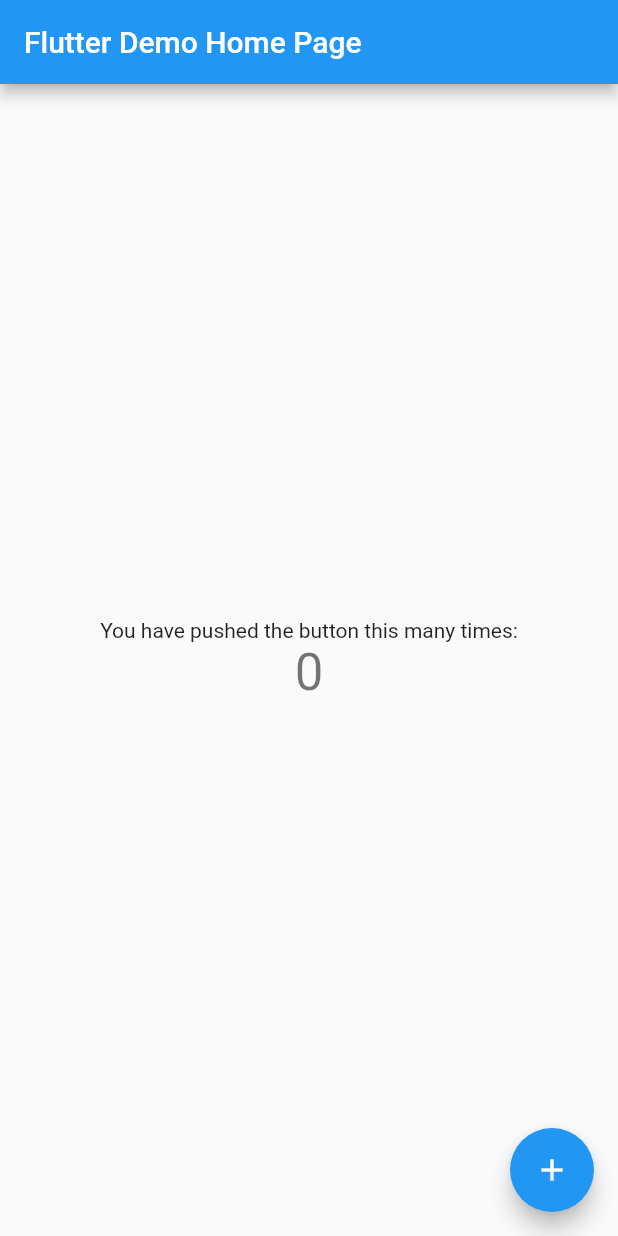
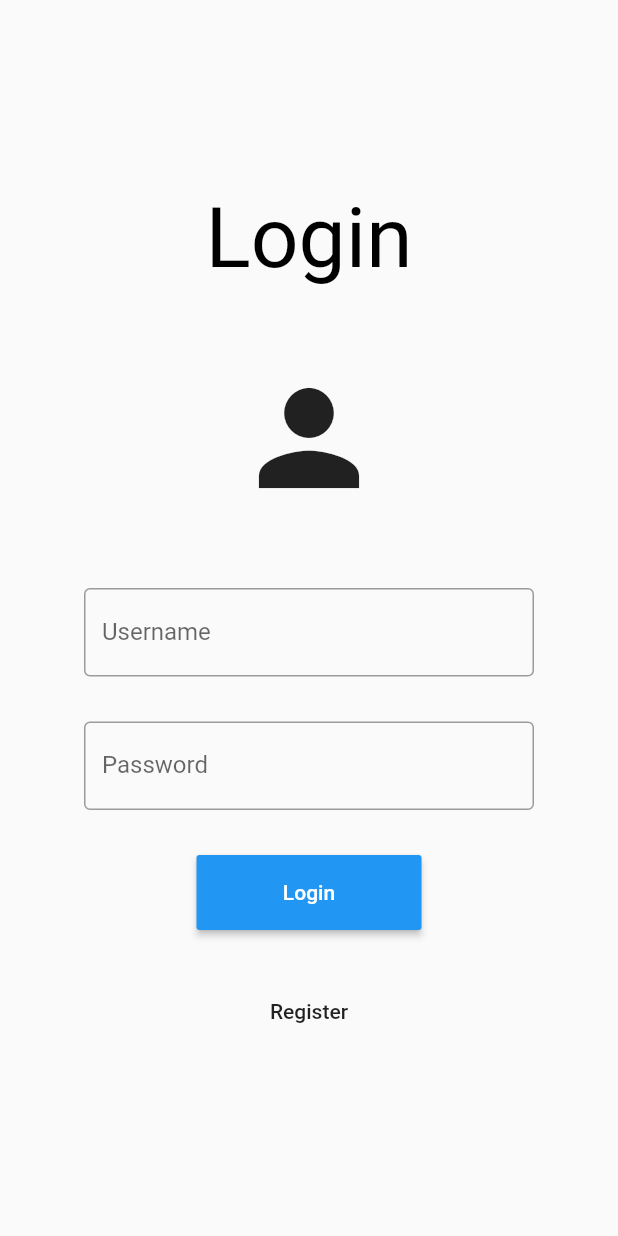
Before and after one commit to vanshg395/flutterwebinar, a Flutter app: the screen it shows after launch, on a phone screen of 412 x 824 dp. Run offline on Flutter 3.47's test engine with Material 2 defaults, Android fonts, the phone set to English and light mode, and no system bars.

Commit message:
template ready

```diff
--- a/lib/main.dart
+++ b/lib/main.dart
@@ -1,117 +1,15 @@
 import 'package:flutter/material.dart';
 
-void main() {
-  runApp(MyApp());
-}
+import './screens/login_screen.dart';
+
+void main() => runApp(MyApp());
 
 class MyApp extends StatelessWidget {
-  // This widget is the root of your application.
   @override
   Widget build(BuildContext context) {
     return MaterialApp(
-      title: 'Flutter Demo',
-      theme: ThemeData(
-        // This is the theme of your application.
-        //
-        // Try running your application with "flutter run". You'll see the
-        // application has a blue toolbar. Then, without quitting the app, try
-        // changing the primarySwatch below to Colors.green and then invoke
-        // "hot reload" (press "r" in the console where you ran "flutter run",
-        // or simply save your changes to "hot reload" in a Flutter IDE).
-        // Notice that the counter didn't reset back to zero; the application
-        // is not restarted.
-        primarySwatch: Colors.blue,
-        // This makes the visual density adapt to the platform that you run
-        // the app on. For desktop platforms, the controls will be smaller and
-        // closer together (more dense) than on mobile platforms.
-        visualDensity: VisualDensity.adaptivePlatformDensity,
-      ),
-      home: MyHomePage(title: 'Flutter Demo Home Page'),
+      debugShowCheckedModeBanner: false,
+      home: LoginScreen(),
     );
   }
 }
-
-class MyHomePage extends StatefulWidget {
-  MyHomePage({Key key, this.title}) : super(key: key);
-
-  // This widget is the home page of your application. It is stateful, meaning
-  // that it has a State object (defined below) that contains fields that affect
-  // how it looks.
-
-  // This class is the configuration for the state. It holds the values (in this
-  // case the title) provided by the parent (in this case the App widget) and
-  // used by the build method of the State. Fields in a Widget subclass are
-  // always marked "final".
-
-  final String title;
-
-  @override
-  _MyHomePageState createState() => _MyHomePageState();
-}
-
-class _MyHomePageState extends State<MyHomePage> {
-  int _counter = 0;
-
-  void _incrementCounter() {
-    setState(() {
-      // This call to setState tells the Flutter framework that something has
-      // changed in this State, which causes it to rerun the build method below
-      // so that the display can reflect the updated values. If we changed
-      // _counter without calling setState(), then the build method would not be
-      // called again, and so nothing would appear to happen.
-      _counter++;
-    });
-  }
-
-  @override
-  Widget build(BuildContext context) {
-    // This method is rerun every time setState is called, for instance as done
-    // by the _incrementCounter method above.
-    //
-    // The Flutter framework has been optimized to make rerunning build methods
-    // fast, so that you can just rebuild anything that needs updating rather
-    // than having to individually change instances of widgets.
-    return Scaffold(
-      appBar: AppBar(
-        // Here we take the value from the MyHomePage object that was created by
-        // the App.build method, and use it to set our appbar title.
-        title: Text(widget.title),
-      ),
-      body: Center(
-        // Center is a layout widget. It takes a single child and positions it
-        // in the middle of the parent.
-        child: Column(
-          // Column is also a layout widget. It takes a list of children and
-          // arranges them vertically. By default, it sizes itself to fit its
-          // children horizontally, and tries to be as tall as its parent.
-          //
-          // Invoke "debug painting" (press "p" in the console, choose the
-          // "Toggle Debug Paint" action from the Flutter Inspector in Android
-          // Studio, or the "Toggle Debug Paint" command in Visual Studio Code)
-          // to see the wireframe for each widget.
-          //
-          // Column has various properties to control how it sizes itself and
-          // how it positions its children. Here we use mainAxisAlignment to
-          // center the children vertically; the main axis here is the vertical
-          // axis because Columns are vertical (the cross axis would be
-          // horizontal).
-          mainAxisAlignment: MainAxisAlignment.center,
-          children: <Widget>[
-            Text(
-              'You have pushed the button this many times:',
-            ),
-            Text(
-              '$_counter',
-              style: Theme.of(context).textTheme.headline4,
-            ),
-          ],
-        ),
-      ),
-      floatingActionButton: FloatingActionButton(
-        onPressed: _incrementCounter,
-        tooltip: 'Increment',
-        child: Icon(Icons.add),
-      ), // This trailing comma makes auto-formatting nicer for build methods.
-    );
-  }
-}
--- /dev/null
+++ b/lib/providers/auth.dart
@@ -0,0 +1,23 @@
+import 'package:flutter/material.dart';
+
+class Auth with ChangeNotifier {
+  String _token;
+  String _username;
+
+  String get token {
+    return _token;
+  }
+
+  String get username {
+    return _username;
+  }
+
+  bool get isAuth {
+    return token != null;
+  }
+
+  Future<void> login() async {}
+  Future<void> register() async {}
+  Future<void> tryAutoLogin() async {}
+  Future<void> logout() async {}
+}
--- /dev/null
+++ b/lib/screens/login_screen.dart
@@ -0,0 +1,100 @@
+import 'package:flutter/material.dart';
+
+import './register_screen.dart';
+
+class LoginScreen extends StatefulWidget {
+  @override
+  _LoginScreenState createState() => _LoginScreenState();
+}
+
+class _LoginScreenState extends State<LoginScreen> {
+  final GlobalKey<FormState> _formKey = GlobalKey();
+
+  Future<void> _submit() async {}
+
+  @override
+  Widget build(BuildContext context) {
+    return Scaffold(
+      body: SafeArea(
+        child: Container(
+          alignment: Alignment.center,
+          child: SingleChildScrollView(
+            child: Form(
+              key: _formKey,
+              child: Column(
+                mainAxisAlignment: MainAxisAlignment.center,
+                children: <Widget>[
+                  Text(
+                    'Login',
+                    style: Theme.of(context)
+                        .primaryTextTheme
+                        .headline2
+                        .copyWith(color: Colors.black),
+                  ),
+                  SizedBox(
+                    height: 50,
+                  ),
+                  Icon(
+                    Icons.person,
+                    size: 100,
+                  ),
+                  SizedBox(
+                    height: 50,
+                  ),
+                  Container(
+                    width: 300,
+                    child: TextFormField(
+                      decoration: InputDecoration(
+                        labelText: 'Username',
+                        border: OutlineInputBorder(),
+                      ),
+                    ),
+                  ),
+                  SizedBox(
+                    height: 30,
+                  ),
+                  Container(
+                    width: 300,
+                    child: TextFormField(
+                      obscureText: true,
+                      decoration: InputDecoration(
+                        labelText: 'Password',
+                        border: OutlineInputBorder(),
+                      ),
+                    ),
+                  ),
+                  SizedBox(
+                    height: 30,
+                  ),
+                  MaterialButton(
+                    child: Text(
+                      'Login',
+                      style: TextStyle(color: Colors.white),
+                    ),
+                    minWidth: 150,
+                    height: 50,
+                    color: Theme.of(context).primaryColor,
+                    onPressed: _submit,
+                  ),
+                  SizedBox(
+                    height: 30,
+                  ),
+                  FlatButton(
+                    child: Text(
+                      'Register',
+                    ),
+                    onPressed: () => Navigator.of(context).pushReplacement(
+                      MaterialPageRoute(
+                        builder: (ctx) => RegisterScreen(),
+                      ),
+                    ),
+                  ),
+                ],
+              ),
+            ),
+          ),
+        ),
+      ),
+    );
+  }
+}
--- a/pubspec.yaml
+++ b/pubspec.yaml
@@ -28,6 +28,9 @@
   # The following adds the Cupertino Icons font to your application.
   # Use with the CupertinoIcons class for iOS style icons.
   cupertino_icons: ^0.1.3
+  http: ^0.12.1
+  provider: ^4.1.3
+  shared_preferences: ^0.5.7+3
 
 dev_dependencies:
   flutter_test:
```
Also changed, not shown: lib/providers/items.dart (added, +12 -0 lines), lib/screens/home_screen.dart (added, +19 -0 lines), lib/screens/register_screen.dart (added, +100 -0 lines), lib/utils/http_exception.dart (added, +11 -0 lines), pubspec.lock, 11 other files.
